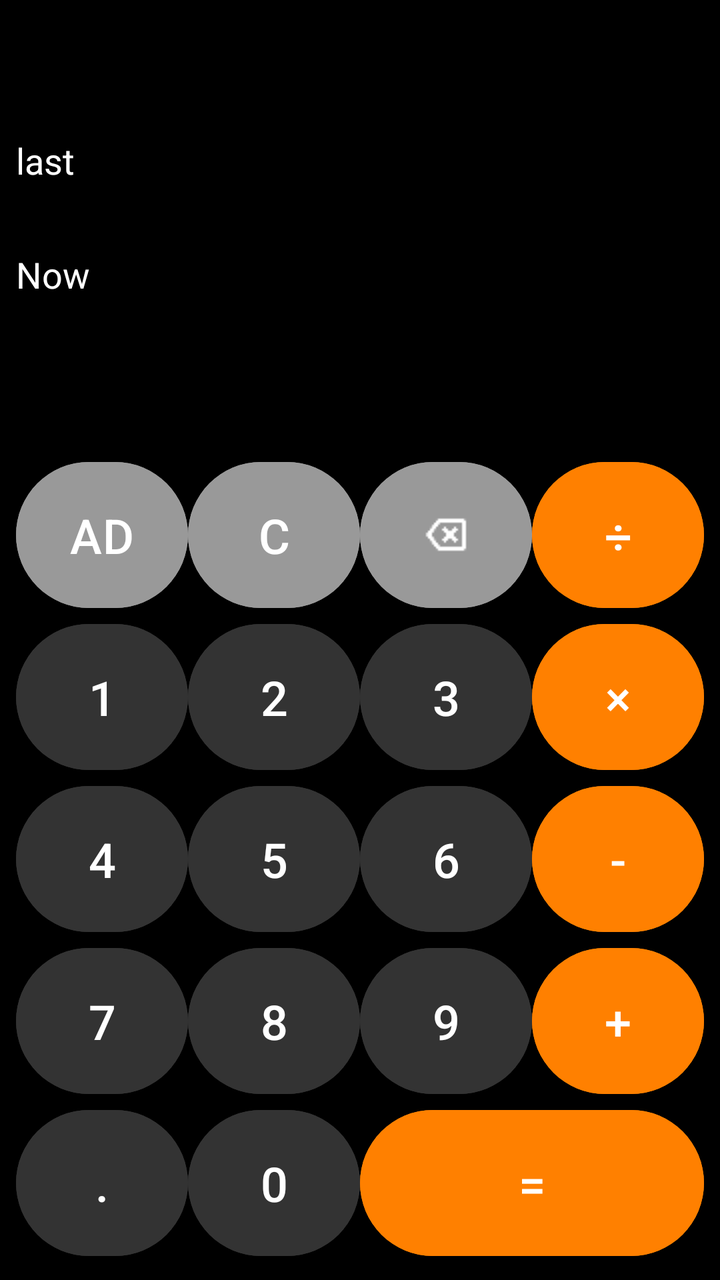
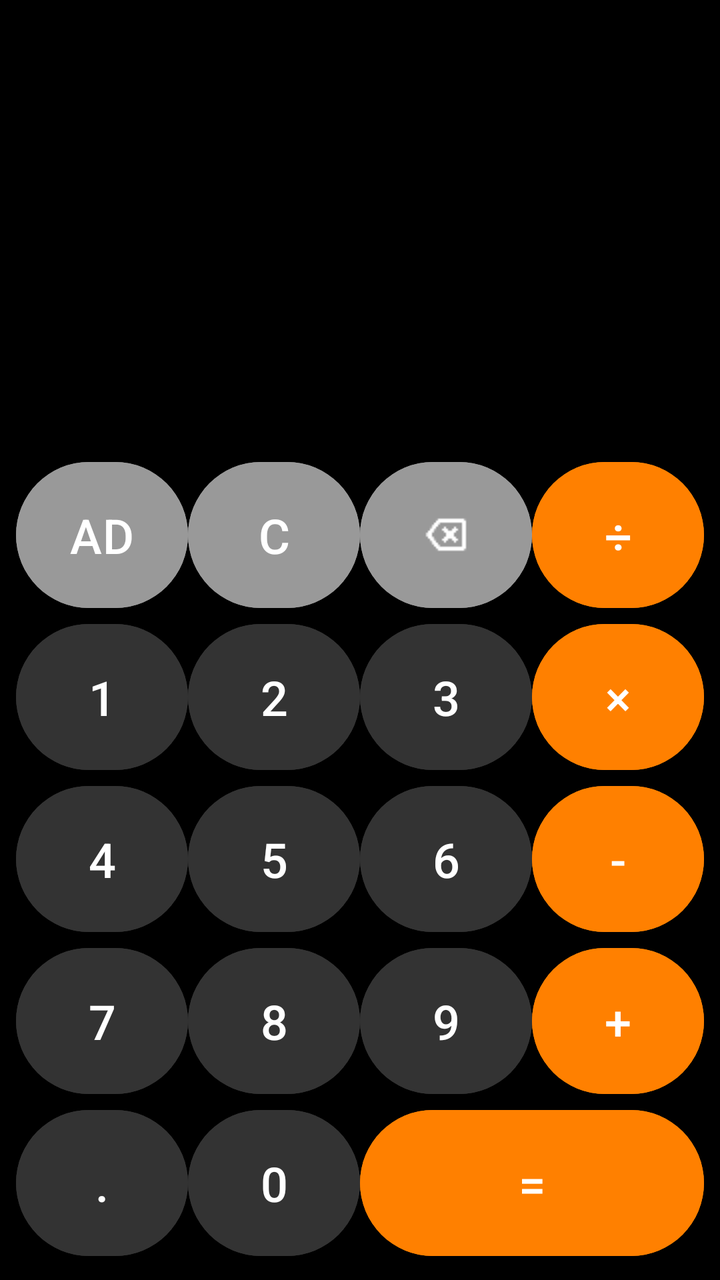

An Android layout rendered at two revisions. The XML below is the earlier revision; the diff shows what the commit changed to produce the second picture.
<!-- AndroidManifest.xml: application theme Theme.MyCalculator -->
<!-- res/layout/activity_main.xml -->
<?xml version="1.0" encoding="utf-8"?>
<LinearLayout
    xmlns:android="http://schemas.android.com/apk/res/android"
    xmlns:app="http://schemas.android.com/apk/res-auto"
    xmlns:tools="http://schemas.android.com/tools"
    android:id="@+id/main"
    android:layout_width="match_parent"
    android:layout_height="match_parent"
    android:orientation="vertical"
    android:padding="8dp"
    tools:context=".MainActivity"
    android:background="@color/black">

    <TextView
        android:id="@+id/textView1"
        android:layout_width="match_parent"
        android:layout_height="42dp"
        android:layout_marginTop="60dp"
        android:text="@string/last"
        android:textColor="@color/white"
        android:textSize="18sp" />

    <TextView
        android:id="@+id/textView2"
        android:layout_width="match_parent"
        android:layout_height="42dp"
        android:layout_marginTop="15dp"
        android:layout_marginBottom="60dp"
        android:text="@string/now"
        android:textColor="@color/white"
        android:textSize="18sp" />

    <GridLayout
        android:layout_width="match_parent"
        android:layout_height="0dp"
        android:layout_weight="1"
        android:columnCount="4"
        android:rowCount="5">

        <Button
            android:id="@+id/buttonAD"
            android:layout_width="0dp"
            android:layout_height="0dp"
            android:layout_columnWeight="1"
            android:layout_rowWeight="1"
            android:textSize="24sp"
            android:backgroundTint="@color/gray2"
            android:text="@string/ad" />

        <Button
            android:id="@+id/buttonC"
            android:layout_width="0dp"
            android:layout_height="0dp"
            android:layout_columnWeight="1"
            android:layout_rowWeight="1"
            android:textSize="24sp"
            android:backgroundTint="@color/gray2"
            android:text="@string/c" />

        <com.google.android.material.button.MaterialButton
            android:id="@+id/buttonDelete"
            android:layout_width="0dp"
            android:layout_height="0dp"
            android:layout_columnWeight="1"
            android:layout_rowWeight="1"
            android:backgroundTint="@color/gray2"
            app:icon="@drawable/backspace"
            app:iconGravity="textStart"
            app:iconPadding="0dp"
            app:iconSize="24sp"
            app:iconTint="@null" />

        <Button
            android:id="@+id/buttonDivide"
            android:layout_width="0dp"
            android:layout_height="0dp"
            android:layout_columnWeight="1"
            android:layout_rowWeight="1"
            android:textSize="24sp"
            android:backgroundTint="@color/orange"
            android:text="@string/Divide" />

        <Button
            android:id="@+id/button1"
            android:layout_width="0dp"
            android:layout_height="0dp"
            android:layout_columnWeight="1"
            android:layout_rowWeight="1"
            android:textSize="24sp"
            android:backgroundTint="@color/gray"
            android:text="@string/_1" />

        <Button
            android:id="@+id/button2"
            android:layout_width="0dp"
            android:layout_height="0dp"
            android:layout_columnWeight="1"
            android:layout_rowWeight="1"
            android:textSize="24sp"
            android:backgroundTint="@color/gray"
            android:text="@string/_2" />

        <Button
            android:id="@+id/button3"
            android:layout_width="0dp"
            android:layout_height="0dp"
            android:layout_columnWeight="1"
            android:layout_rowWeight="1"
            android:textSize="24sp"
            android:backgroundTint="@color/gray"
            android:text="@string/_3" />

        <Button
            android:id="@+id/buttonMultiply"
            android:layout_width="0dp"
            android:layout_height="0dp"
            android:layout_columnWeight="1"
            android:layout_rowWeight="1"
            android:backgroundTint="@color/orange"
            android:textSize="24sp"
            android:text="@string/Multiply" />

        <Button
            android:id="@+id/button4"
            android:layout_width="0dp"
            android:layout_height="0dp"
            android:layout_columnWeight="1"
            android:layout_rowWeight="1"
            android:textSize="24sp"
            android:backgroundTint="@color/gray"
            android:text="@string/_4" />

        <Button
            android:id="@+id/button5"
            android:layout_width="0dp"
            android:layout_height="0dp"
            android:layout_columnWeight="1"
            android:layout_rowWeight="1"
            android:textSize="24sp"
            android:backgroundTint="@color/gray"
            android:text="@string/_5" />

        <Button
            android:id="@+id/button6"
            android:layout_width="0dp"
            android:layout_height="0dp"
            android:layout_columnWeight="1"
            android:layout_rowWeight="1"
            android:textSize="24sp"
            android:backgroundTint="@color/gray"
            android:text="@string/_6" />

        <Button
            android:id="@+id/buttonMinus"
            android:layout_width="0dp"
            android:layout_height="0dp"
            android:layout_columnWeight="1"
            android:layout_rowWeight="1"
            android:textSize="24sp"
            android:backgroundTint="@color/orange"
            android:text="@string/Reduce" />

        <Button
            android:id="@+id/button7"
            android:layout_width="0dp"
            android:layout_height="0dp"
            android:layout_columnWeight="1"
            android:layout_rowWeight="1"
            android:textSize="24sp"
            android:backgroundTint="@color/gray"
            android:text="@string/_7" />

        <Button
            android:id="@+id/button8"
            android:layout_width="0dp"
            android:layout_height="0dp"
            android:layout_columnWeight="1"
            android:layout_rowWeight="1"
            android:textSize="24sp"
            android:backgroundTint="@color/gray"
            android:text="@string/_8" />

        <Button
            android:id="@+id/button9"
            android:layout_width="0dp"
            android:layout_height="0dp"
            android:layout_columnWeight="1"
            android:layout_rowWeight="1"
            android:textSize="24sp"
            android:backgroundTint="@color/gray"
            android:text="@string/_9" />

        <Button
            android:id="@+id/buttonPlus"
            android:layout_width="0dp"
            android:layout_height="0dp"
            android:layout_columnWeight="1"
            android:layout_rowWeight="1"
            android:textSize="24sp"
            android:backgroundTint="@color/orange"
            android:text="@string/Add" />

        <Button
            android:id="@+id/buttonDot"
            android:layout_width="0dp"
            android:layout_height="0dp"
            android:layout_columnWeight="1"
            android:layout_rowWeight="1"
            android:textSize="24sp"
            android:backgroundTint="@color/gray"
            android:text="@string/point" />

        <Button
            android:id="@+id/button0"
            android:layout_width="0dp"
            android:layout_height="0dp"
            android:layout_columnWeight="1"
            android:layout_rowWeight="1"
            android:textSize="24sp"
            android:backgroundTint="@color/gray"
            android:text="@string/_0" />

        <Button
            android:id="@+id/buttonEqual"
            android:layout_width="0dp"
            android:layout_height="0dp"
            android:layout_columnSpan="2"
            android:layout_columnWeight="2"
            android:layout_rowWeight="1"
            android:textSize="24sp"
            android:backgroundTint="@color/orange"
            android:text="@string/Answer" />

    </GridLayout>

</LinearLayout>
<!-- resources referenced by this layout -->
<resources>
  <color name="black">#FF000000</color>
  <color name="gray">#333333</color>
  <color name="gray2">#999999</color>
  <color name="orange">#FFFF8000</color>
  <color name="white">#FFFFFFFF</color>
  <!-- drawable backspace: png bitmap (drawable, 421 bytes) -->
  <string name="Add">+</string>
  <string name="Answer">=</string>
  <string name="Divide">÷</string>
  <string name="Multiply">×</string>
  <string name="Reduce">-</string>
  <string name="_0">0</string>
  <string name="_1">1</string>
  <string name="_2">2</string>
  <string name="_3">3</string>
  <string name="_4">4</string>
  <string name="_5">5</string>
  <string name="_6">6</string>
  <string name="_7">7</string>
  <string name="_8">8</string>
  <string name="_9">9</string>
  <string name="ad">AD</string>
  <string name="c">C</string>
  <string name="last">last</string>
  <string name="now">Now</string>
  <string name="point">.</string>
  <style name="Theme.MyCalculator" parent="Base.Theme.MyCalculator" />
  <style name="Base.Theme.MyCalculator" parent="Theme.Material3.DayNight.NoActionBar">
          
          
      </style>
</resources>

<!-- the commit's change to res/layout/activity_main.xml (unified diff, before → after) -->
@@ -28,7 +28,7 @@
         android:layout_marginBottom="60dp"
         android:text="@string/now"
         android:textColor="@color/white"
-        android:textSize="18sp" />
+        android:textSize="36sp" />
 
     <GridLayout
         android:layout_width="match_parent"
<!-- resource entries referenced after the edit -->
@@ -23,8 +23,8 @@
   <string name="_9">9</string>
   <string name="ad">AD</string>
   <string name="c">C</string>
-  <string name="last">last</string>
-  <string name="now">Now</string>
+  <string name="last"> </string>
+  <string name="now"> </string>
   <string name="point">.</string>
   <style name="Theme.MyCalculator" parent="Base.Theme.MyCalculator" />
   <style name="Base.Theme.MyCalculator" parent="Theme.Material3.DayNight.NoActionBar">
